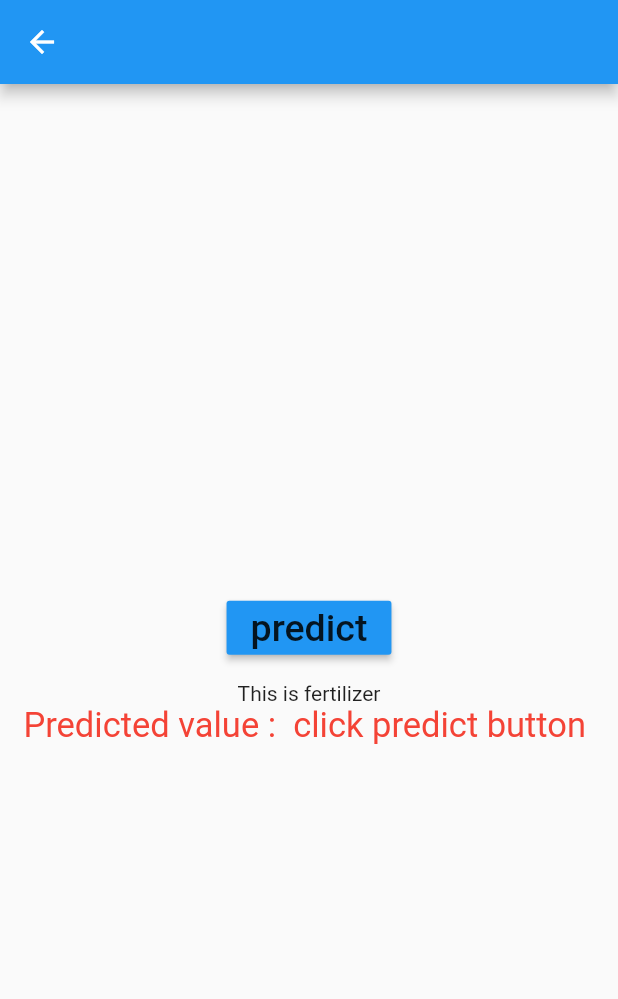
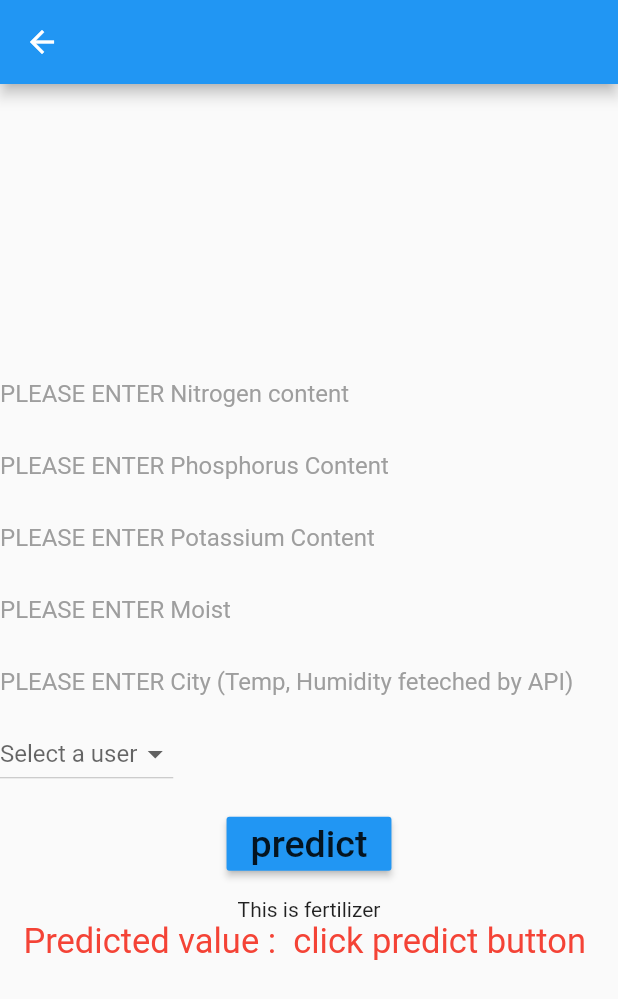
Before and after one commit to abhijitgawai/CropNFertilizer_Prediction_Farmers_Guide_Module_AndroidApp, a Flutter app: the Fertilizer screen opened directly, on a phone screen of 412 x 824 dp. Shown: the top 999 px of the screen. Run offline on Flutter 3.47's test engine with Material 2 defaults, Android fonts, the phone set to English and light mode, and no system bars; our stand-ins replace font_awesome_flutter; missing offline and left inert: tflite_flutter.

Commit message:
fertilizer's module fetching temp and humidity through api (working correctly)

```diff
--- a/Flutter_predictionApp/lib/fertilizer.dart
+++ b/Flutter_predictionApp/lib/fertilizer.dart
@@ -4,82 +4,88 @@ import 'package:tflite_flutter/tflite_flutter.dart';
 import 'package:http/http.dart' as http;
 import 'package:font_awesome_flutter/font_awesome_flutter.dart';
 import 'dart:convert';
-//import 'dart:math';
-//import 'package:math_expressions/math_expressions.dart';
 
 class Fertilizer extends StatefulWidget {
   @override
-  _PredModelState_fert createState() => _PredModelState_fert();
+  _PredModelState createState() => _PredModelState();
 }
 
-class _PredModelState_fert extends State<Fertilizer> {
+class User {         //dropdown
+  const User(this.name);
+  final String name;
+}
+
+class _PredModelState extends State<Fertilizer> {
   var predValue = "";
   @override
   void initState() {
     super.initState();
     predValue = "click predict button";
   }
-  // final N_Controller = TextEditingController();
-  // final P_Controller = TextEditingController();
-  // final K_Controller = TextEditingController();
-  // // final Temp_Controller = TextEditingController();              //del
-  // // final Humidity_Controller = TextEditingController();          //del
+  final N_Controller = TextEditingController();
+  final P_Controller = TextEditingController();
+  final K_Controller = TextEditingController();
+  final Moist_Controller = TextEditingController();
   // final Ph_Controller = TextEditingController();
   // final Rain_Controller = TextEditingController();              //del
-  // final City_Controller = TextEditingController();
+  final City_Controller = TextEditingController();
   //
-  // var Temp_api;
-  // var Humidity_api;
+  var Temp_api;
+  var Humidity_api;
 
   Future<void> Fertilizer_function(  ) async { //String strr
     final interpreter = await Interpreter.fromAsset('fertilizer_model.tflite');
     //var input = [ [90.0,42.0,43.0,20.0,82.0,6.0,202.0] ];
-    // var N_ = double.parse(N_Controller.text);
-    // var P_ = double.parse(P_Controller.text);
-    // var K_ = double.parse(K_Controller.text);
-    // //var Temp_ = double.parse(Temp_Controller.text);
-    // //var Humidity_ = double.parse(Humidity_Controller.text);
+    var N_ = double.parse(N_Controller.text);
+    var P_ = double.parse(P_Controller.text);
+    var K_ = double.parse(K_Controller.text);
+    var Moist_ = double.parse(Moist_Controller.text);
+
     // var Ph_ = double.parse(Ph_Controller.text);
     // var Rain_ = double.parse(Rain_Controller.text);
-    // var City_ = City_Controller.text;
+    var City_ = City_Controller.text;
 
 
 
-    // http.Response response = await http.get("https://api.openweathermap.org/data/2.5/weather?q="+City_.toString()+"&units=metric&appid=e43ac111fdcd8670e101cf9d0f9c7749");  // any way this is secret
-    // var results =jsonDecode(response.body);
-    // setState ((){
-    //   this.Temp_api=results['main']['temp'];
-    //   this.Humidity_api=results['main']['humidity'];
-    // });
+    http.Response response = await http.get("https://api.openweathermap.org/data/2.5/weather?q="+City_.toString()+"&units=metric&appid=e43ac111fdcd8670e101cf9d0f9c7749");  // any way this is secret
+    var results =jsonDecode(response.body);
+    setState ((){
+      this.Temp_api=results['main']['temp'];
+      this.Humidity_api=results['main']['humidity'];
+    });
 
-    // Temp_api=results['main']['temp'];
-    // Humidity_api=results['main']['humidity'];
-    //
-    // print("This is what I wanted below");
-    // print(Temp_api.toString());
-    // print(Humidity_api.toString());
-    //
-    // var Temp_ = double.parse(Temp_api.toString());
-    // var Humidity_ = double.parse(Humidity_api.toString());
-    // print(Temp_.toString()+ " Temp_");
-    // print(Humidity_.toString()+ " Humidity_");
+    Temp_api=results['main']['temp'];
+    Humidity_api=results['main']['humidity'];
+
+    print("This is what I wanted below");
+    print(Temp_api.toString());
+    print(Humidity_api.toString());
+
+    var Temp_ = double.parse(Temp_api.toString());
+    var Humidity_ = double.parse(Humidity_api.toString());
+    print(Temp_.toString()+ " Temp_");
+    print(Humidity_.toString()+ " Humidity_");
 
 
     //var input = [ [ N_Controller.text, P_Controller.text, K_Controller.text, Temp_Controller.text, Humidity_Controller.text, Ph_Controller.text, Rain_Controller.text       ]  ];
     //var input =[[  onePointOne,onePointOne,onePointOne,onePointOne,onePointOne,onePointOne,onePointOne  ]];
     //print(strr);
     //var input = [[ N_, P_, K_, Temp_, Humidity_, Ph_, Rain_]];
-    var input = [[28.0, 54.0, 46.0, 35.0, 0.0, 0.0, 0.0, 1.0, 0.0, 0.0, 0.0, 0.0, 0.0, 0.0, 0.0, 0.0, 0.0, 1.0, 0.0, 0.0, 0.0, 0.0]];
+    // var input = [[Temp_api, Humidity_api, Moist_, N_, K_, P_, 0.0, 1.0, 0.0, 0.0, 0.0, 0.0, 0.0, 0.0, 0.0, 0.0, 0.0, 1.0, 0.0, 0.0, 0.0, 0.0]];
+    //var input = [[3.0, 3.0, 46.0, 5.0, 7.0, 8.0, 0.0, 1.0, 0.0, 0.0, 0.0, 0.0, 0.0, 0.0, 0.0, 0.0, 0.0, 1.0, 0.0, 0.0, 0.0, 0.0]];
+    var input = [[Temp_, Humidity_, Moist_, N_, K_, P_, 0.0, 1.0, 0.0, 0.0, 0.0, 0.0, 0.0, 0.0, 0.0, 0.0, 0.0, 1.0, 0.0, 0.0, 0.0, 0.0]];
 
-    // print('THis is controllers input');
-    // print(  N_Controller.text + ' N_Controller.text');
-    // print(  P_Controller.text + ' P_Controller.text');
-    // print(  K_Controller.text + ' K_Controller.text');
+
+    print('THis is controllers input');
+    print(  N_Controller.text + ' N_Controller.text');
+    print(  P_Controller.text + ' P_Controller.text');
+    print(  K_Controller.text + ' K_Controller.text');
+    print(  Moist_Controller.text + ' Moist_Controller.text');
     // // print(  Temp_Controller.text + ' Temp_Controller.text');
     // // print(  Humidity_Controller.text + ' Humidity_Controller.text');
     // print(  Ph_Controller.text + ' Ph_Controller.text');
     // print(  Rain_Controller.text + ' Rain_Controller.text');
-    // print(  City_Controller.text + ' City_Controller.text');
+    print(  City_Controller.text + ' City_Controller.text');
 
 
     var output = List.filled(7, 0).reshape([1, 7]);
@@ -106,55 +112,24 @@ class _PredModelState_fert extends State<Fertilizer> {
     this.setState(() {
       //predValue = "abhi";//index.toString();//output[0][0].toString();
       if (index==0)
-        predValue='a';
+        predValue='10-26-26';
       if (index==1)
-        predValue='b';
+        predValue='14-35-14';
       if (index==2)
-        predValue='c';
+        predValue='17-17-17';
       if (index==3)
-        predValue='d';
+        predValue='20-20';
       if (index==4)
-        predValue='e';
+        predValue='28-28';
       if (index==5)
-        predValue='f';
+        predValue='DAP';
       if (index==6)
-        predValue='g';
-      if (index==7)
-        predValue='h';
-      // if (index==8)
-      //   predValue='Jute';
-      // if (index==9)
-      //   predValue='kidneybeans';
-      // if (index==10)
-      //   predValue='Lentil';
-      // if (index==11)
-      //   predValue='Maize';
-      // if (index==12)
-      //   predValue='Mango';
-      // if (index==13)
-      //   predValue='mothbeans';
-      // if (index==14)
-      //   predValue='mungbean';
-      // if (index==15)
-      //   predValue='Muskmelon';
-      // if (index==16)
-      //   predValue='Orange';
-      // if (index==17)
-      //   predValue='Papaya';
-      // if (index==18)
-      //   predValue='pigeonpeas';
-      // if (index==19)
-      //   predValue='Pomegranate';
-      // if (index==20)
-      //   predValue='Rice';
-      // if (index==21)
-      //   predValue='Watermelon';
-
-
+        predValue='Urea';
 
     });
   }
-
+  User selectedUser;
+  List<User> users = <User>[User('Foo'), User('Bar')];
   @override
   Widget build(BuildContext context) {
     return Scaffold(
@@ -166,61 +141,40 @@ class _PredModelState_fert extends State<Fertilizer> {
           mainAxisAlignment: MainAxisAlignment.center,
           children: [
 
-            // TextField(                                               // N
-            //   controller: N_Controller,
-            //   keyboardType: TextInputType.number,
-            //   textAlign: TextAlign.left,
-            //   decoration: InputDecoration(
-            //     border: InputBorder.none,
-            //     hintText: 'PLEASE ENTER Nitrogen content',
-            //     hintStyle: TextStyle(color: Colors.grey),
-            //   ),
-            // ),
-            //
-            // TextField(                                              // P
-            //   controller: P_Controller,
-            //   keyboardType: TextInputType.number,
-            //   textAlign: TextAlign.left,
-            //   decoration: InputDecoration(
-            //     border: InputBorder.none,
-            //     hintText: 'PLEASE ENTER Phosphorus Content',
-            //     hintStyle: TextStyle(color: Colors.grey),
-            //   ),
-            // ),
-            //
-            // TextField(                                            // K
-            //   controller: K_Controller,
-            //   keyboardType: TextInputType.number,
-            //   textAlign: TextAlign.left,
-            //   decoration: InputDecoration(
-            //     border: InputBorder.none,
-            //     hintText: 'PLEASE ENTER Potassium Content',
-            //     hintStyle: TextStyle(color: Colors.grey),
-            //   ),
-            // ),
-            //
-            // // TextField(                                           // Temp
-            // //   controller: Temp_Controller,
-            // //   keyboardType: TextInputType.number,
-            // //   textAlign: TextAlign.left,
-            // //   decoration: InputDecoration(
-            // //     border: InputBorder.none,
-            // //     hintText: 'PLEASE ENTER Temprature',
-            // //     hintStyle: TextStyle(color: Colors.grey),
-            // //   ),
-            // // ),
-            //
-            // // TextField(                                            // Humidity
-            // //   controller: Humidity_Controller,
-            // //   keyboardType: TextInputType.number,
-            // //   textAlign: TextAlign.left,
-            // //   decoration: InputDecoration(
-            // //     border: InputBorder.none,
-            // //     hintText: 'PLEASE ENTER Humidity Content',
-            // //     hintStyle: TextStyle(color: Colors.grey),
-            // //   ),
-            // // ),
-            //
+            TextField(                                               // N
+              controller: N_Controller,
+              keyboardType: TextInputType.number,
+              textAlign: TextAlign.left,
+              decoration: InputDecoration(
+                border: InputBorder.none,
+                hintText: 'PLEASE ENTER Nitrogen content',
+                hintStyle: TextStyle(color: Colors.grey),
+              ),
+            ),
+
+            TextField(                                              // P
+              controller: P_Controller,
+              keyboardType: TextInputType.number,
+              textAlign: TextAlign.left,
+              decoration: InputDecoration(
+                border: InputBorder.none,
+                hintText: 'PLEASE ENTER Phosphorus Content',
+                hintStyle: TextStyle(color: Colors.grey),
+              ),
+            ),
+
+            TextField(                                            // K
+              controller: K_Controller,
+              keyboardType: TextInputType.number,
+              textAlign: TextAlign.left,
+              decoration: InputDecoration(
+                border: InputBorder.none,
+                hintText: 'PLEASE ENTER Potassium Content',
+                hintStyle: TextStyle(color: Colors.grey),
+              ),
+            ),
+
+
             // TextField(                                           // Ph
             //   controller: Ph_Controller,
             //   keyboardType: TextInputType.number,
@@ -243,22 +197,55 @@ class _PredModelState_fert extends State<Fertilizer> {
             //   ),
             // ),
             //
-            // TextField(                                               // City
-            //   controller: City_Controller,
-            //
-            //   textAlign: TextAlign.left,
-            //   decoration: InputDecoration(
-            //     border: InputBorder.none,
-            //     hintText: 'PLEASE ENTER City (Temp, Humidity feteched by API)',
-            //     hintStyle: TextStyle(color: Colors.grey),
-            //   ),
-            // ),
+            TextField(                                               // Rain
+              controller: Moist_Controller,
+              keyboardType: TextInputType.number,
+              textAlign: TextAlign.left,
+              decoration: InputDecoration(
+                border: InputBorder.none,
+                hintText: 'PLEASE ENTER Moist',
+                hintStyle: TextStyle(color: Colors.grey),
+              ),
+            ),
+
+            TextField(                                               // City
+              controller: City_Controller,
+
+              textAlign: TextAlign.left,
+              decoration: InputDecoration(
+                border: InputBorder.none,
+                hintText: 'PLEASE ENTER City (Temp, Humidity feteched by API)',
+                hintStyle: TextStyle(color: Colors.grey),
+              ),
+            ),
+
 
             // Text(
             //   "change the input values in code to get the prediction",
             //   style: TextStyle(fontSize: 16),
             // ),
-
+        Row(
+        children: [
+            DropdownButton<User>(
+              hint: new Text("Select a user"),
+              value: selectedUser,
+              onChanged: (User newValue) {
+                setState(() {
+                  selectedUser = newValue;
+                });
+              },
+              items: users.map((User user) {
+                return new DropdownMenuItem<User>(
+                  value: user,
+                  child: new Text(
+                    user.name,
+                    style: new TextStyle(color: Colors.black),
+                  ),
+                );
+              }).toList(),
+            ),
+          ],
+        ),
 
             SizedBox(height: 12),
             MaterialButton(
```
